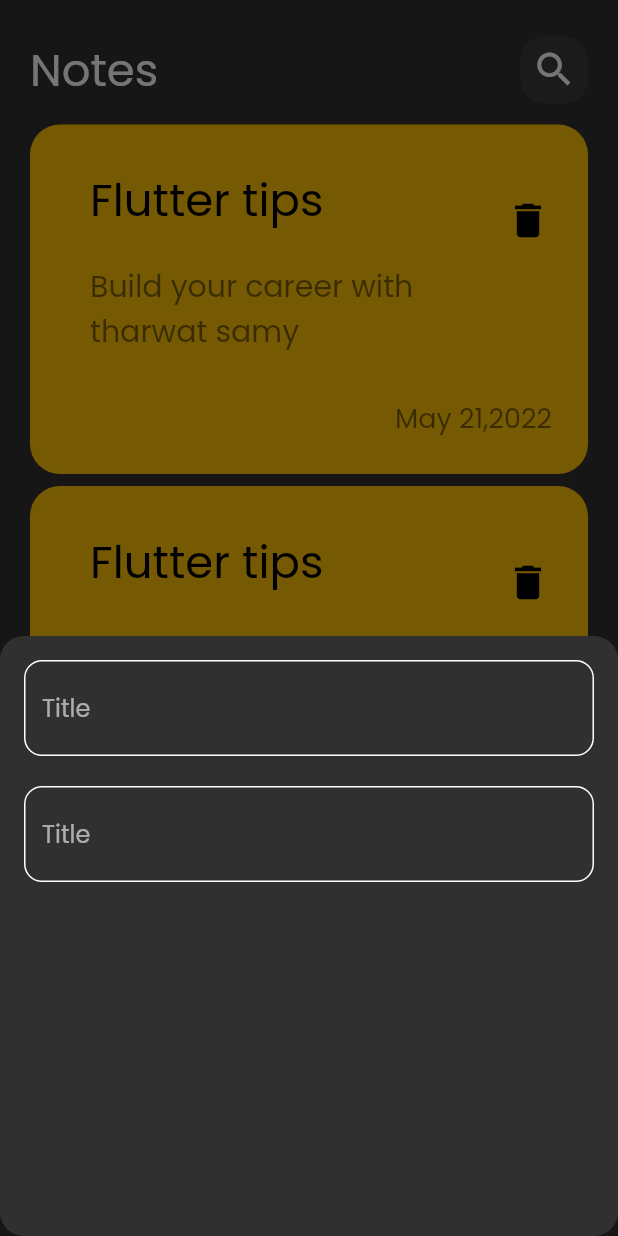
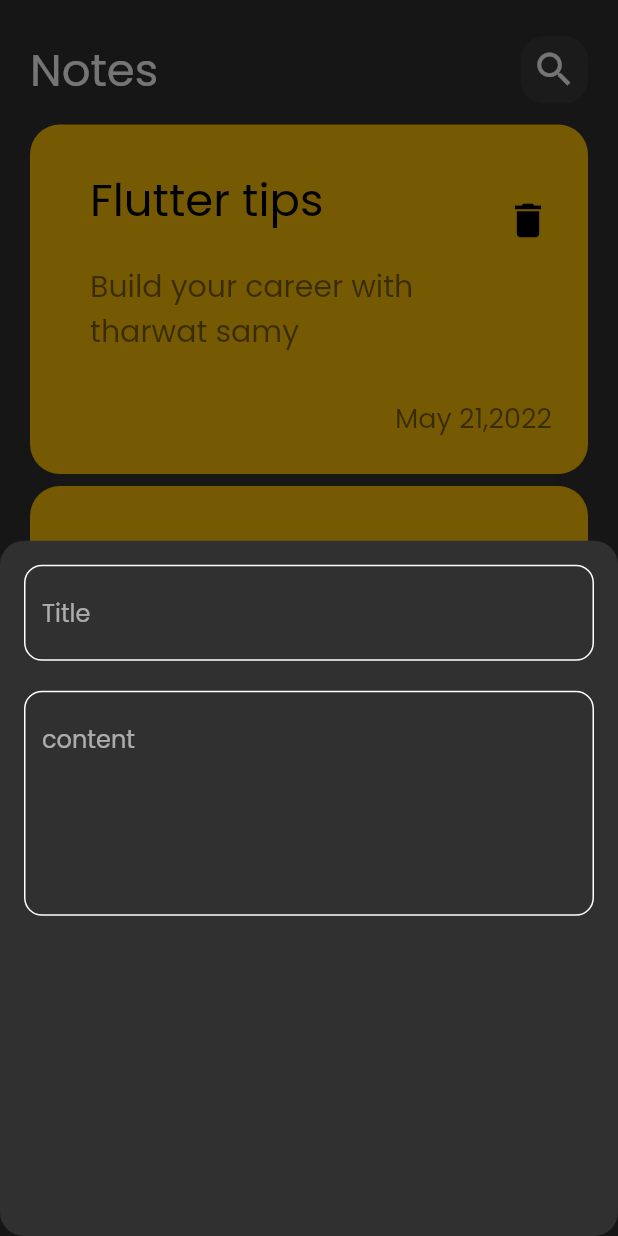
Before and after one commit to Mariamibrahim88/Notes_App, a Flutter app: the screen it shows after launch, after a tap on the "add" icon, on a phone screen of 412 x 824 dp. Run offline on Flutter 3.47's test engine with Material 2 defaults, Android fonts, the phone set to English and light mode, and no system bars.

Commit message:
create text field of bottom sheet

```diff
--- a/lib/widgets/custom_text_field.dart
+++ b/lib/widgets/custom_text_field.dart
@@ -2,19 +2,22 @@ import 'package:flutter/material.dart';
 import 'package:notes_app/constants.dart';
 
 class CustomTextField extends StatelessWidget {
-  const CustomTextField({super.key});
+  const CustomTextField({super.key, required this.texthint, this.maxLines = 1});
+
+  final String texthint;
+  final int maxLines;
 
   @override
   Widget build(BuildContext context) {
     return TextField(
         cursorColor: kprimarycolor,
+        maxLines: maxLines,
         decoration: InputDecoration(
-          hintText: 'Title',
+          hintText: texthint,
           hoverColor: Colors.cyan,
           border: buildBorder(),
           focusedBorder: buildBorder(kprimarycolor),
           enabledBorder: buildBorder(),
-          //contentPadding: const EdgeInsets.symmetric(horizontal: 20),
         ));
   }
 }
--- a/lib/widgets/note_bottom_sheet.dart
+++ b/lib/widgets/note_bottom_sheet.dart
@@ -6,19 +6,21 @@ class AddNoteBottomSheet extends StatelessWidget {
 
   @override
   Widget build(BuildContext context) {
-    return Container(
-      height: 400,
-      child: Padding(
-        padding: const EdgeInsets.all(16.0),
+    return const Padding(
+      padding: EdgeInsets.all(16.0),
       child: Column(
         children: [
-            CustomTextField(),
+          CustomTextField(
+            texthint: 'Title',
+          ),
           SizedBox(
             height: 20,
           ),
-            CustomTextField(),
+          CustomTextField(
+            texthint: 'content',
+            maxLines: 5,
+          ),
         ],
-        ),
       ),
     );
   }
```
Lines whose indentation alone changed are shown as unchanged.
